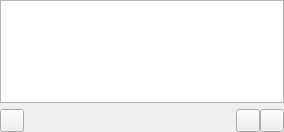
Old version of the form gui/folderpage.ui in the repository polpo/cantata-mac.
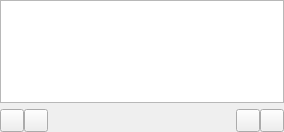
New version of the form. Custom widgets are drawn as their Qt base class.

Commit message: Place search fields on bottom of views, and hide by default. Show when Ctrl-F is used for views, and Ctrl-Shift-F for playqueue.

```diff
--- a/gui/folderpage.ui
+++ b/gui/folderpage.ui
@@ -28,6 +28,9 @@
      <item>
       <widget class="ToolButton" name="libraryUpdate"/>
      </item>
+     <item>
+      <widget class="ToolButton" name="searchButton"/>
+     </item>
      <item>
       <spacer name="horizontalSpacer_2">
        <property name="orientation">
```
Left out of the diff: 26 changed lines with no effect on the pictures. The commit also changes 26 other files.
